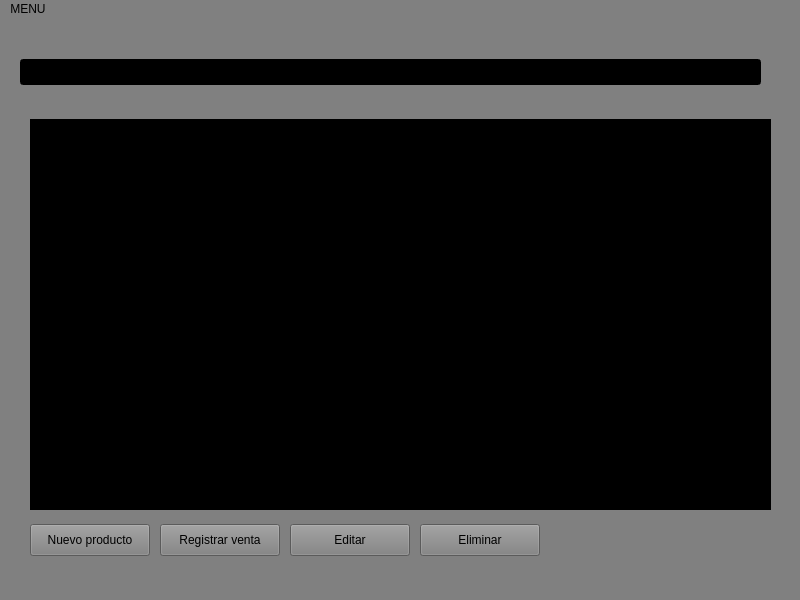
sant1jmnz/Proyecto-ultimo-bim, file Trabajo_Integrador_Ramirez_SanMartin_JImenez/mainwindow.ui: the form before one commit.
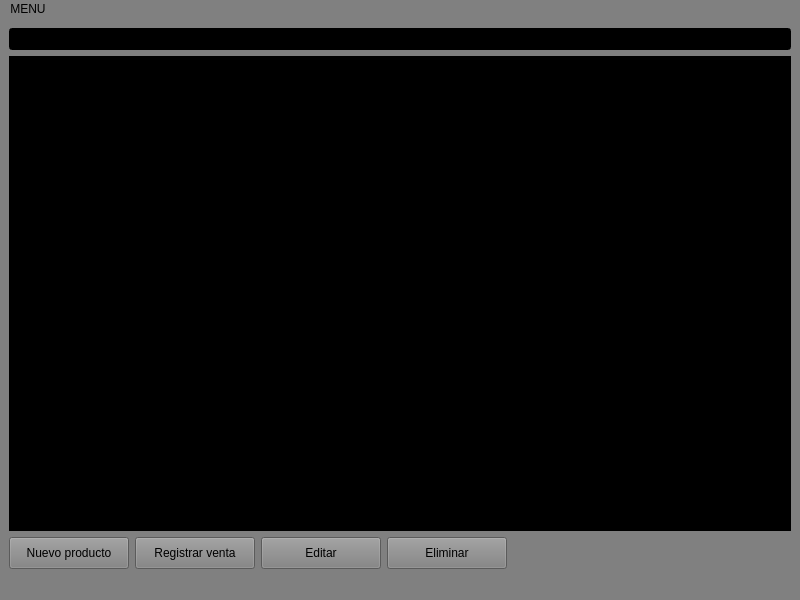
The form after the commit.

Commit message:
MainWindow: usa layout vertical para que los controles se acomoden al tamaño de la ventana
Claude-Session: https://claude.ai/code/session_01BHyUixNoKU4phKm5WzrNHn

```diff
--- a/Trabajo_Integrador_Ramirez_SanMartin_JImenez/mainwindow.ui
+++ b/Trabajo_Integrador_Ramirez_SanMartin_JImenez/mainwindow.ui
@@ -17,28 +17,9 @@
    <string notr="true">background-color: grey;</string>
   </property>
   <widget class="QWidget" name="centralwidget">
-   <widget class="QTableView" name="tableView">
-    <property name="geometry">
-     <rect>
-      <x>30</x>
-      <y>100</y>
-      <width>741</width>
-      <height>391</height>
-     </rect>
-    </property>
-    <property name="styleSheet">
-     <string notr="true">background-color: black; color: white;</string>
-    </property>
-   </widget>
+   <layout class="QVBoxLayout" name="layoutPrincipal">
+    <item>
    <widget class="QLineEdit" name="lineEdit">
-    <property name="geometry">
-     <rect>
-      <x>20</x>
-      <y>40</y>
-      <width>741</width>
-      <height>26</height>
-     </rect>
-    </property>
     <property name="styleSheet">
      <string notr="true">background-color: black; color: white;</string>
     </property>
@@ -52,58 +33,84 @@
      <string/>
     </property>
    </widget>
+    </item>
+    <item>
+     <widget class="QTableView" name="tableView">
+      <property name="styleSheet">
+       <string notr="true">background-color: black; color: white;</string>
+      </property>
+     </widget>
+    </item>
+    <item>
+     <layout class="QHBoxLayout" name="layoutBotones">
+     <item>
    <widget class="QPushButton" name="btnNuevo">
-    <property name="geometry">
-     <rect>
-      <x>30</x>
-      <y>505</y>
+       <property name="minimumSize">
+        <size>
       <width>120</width>
       <height>32</height>
-     </rect>
+        </size>
     </property>
     <property name="text">
      <string>Nuevo producto</string>
     </property>
    </widget>
+     </item>
+     <item>
    <widget class="QPushButton" name="btnRegistrar">
-    <property name="geometry">
-     <rect>
-      <x>160</x>
-      <y>505</y>
+       <property name="minimumSize">
+        <size>
       <width>120</width>
       <height>32</height>
-     </rect>
+        </size>
     </property>
     <property name="text">
      <string>Registrar venta</string>
     </property>
    </widget>
+     </item>
+     <item>
    <widget class="QPushButton" name="btnEditar">
-    <property name="geometry">
-     <rect>
-      <x>290</x>
-      <y>505</y>
+       <property name="minimumSize">
+        <size>
       <width>120</width>
       <height>32</height>
-     </rect>
+        </size>
     </property>
     <property name="text">
      <string>Editar</string>
     </property>
    </widget>
+     </item>
+     <item>
    <widget class="QPushButton" name="btnEliminar">
-    <property name="geometry">
-     <rect>
-      <x>420</x>
-      <y>505</y>
+       <property name="minimumSize">
+        <size>
       <width>120</width>
       <height>32</height>
-     </rect>
+        </size>
     </property>
     <property name="text">
      <string>Eliminar</string>
     </property>
    </widget>
+     </item>
+     <item>
+      <spacer name="espaciadorBotones">
+       <property name="orientation">
+        <enum>Qt::Horizontal</enum>
+       </property>
+       <property name="sizeHint" stdset="0">
+        <size>
+         <width>40</width>
+         <height>20</height>
+        </size>
+       </property>
+      </spacer>
+     </item>
+     </layout>
+    </item>
+   </layout>
   </widget>
   <widget class="QMenuBar" name="menubar">
    <property name="geometry">
```
Lines whose indentation alone changed are shown as unchanged.
